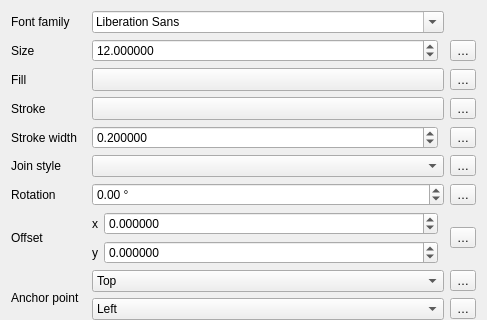
This is src/ui/symbollayer/widget_fontmarker.ui in qgis/QGIS as Qt 5 draws it before an edit; both pictures show x 0 to 487 and y 0 to 320 of the 487 by 639 pixel window. The edited form follows.
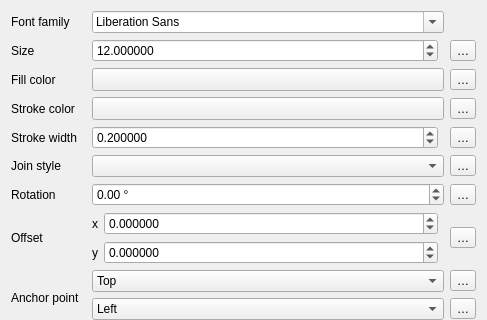
This is the edited form. Custom widgets are drawn as their Qt base class.

The edit to the form file:
```diff
--- a/src/ui/symbollayer/widget_fontmarker.ui
+++ b/src/ui/symbollayer/widget_fontmarker.ui
@@ -181,7 +181,7 @@
    <item row="2" column="0">
     <widget class="QLabel" name="label_10">
      <property name="text">
-      <string>Fill</string>
+      <string>Fill color</string>
      </property>
     </widget>
    </item>
@@ -194,7 +194,7 @@
       </sizepolicy>
      </property>
      <property name="text">
-      <string>Stroke</string>
+      <string>Stroke color</string>
      </property>
     </widget>
    </item>
```
